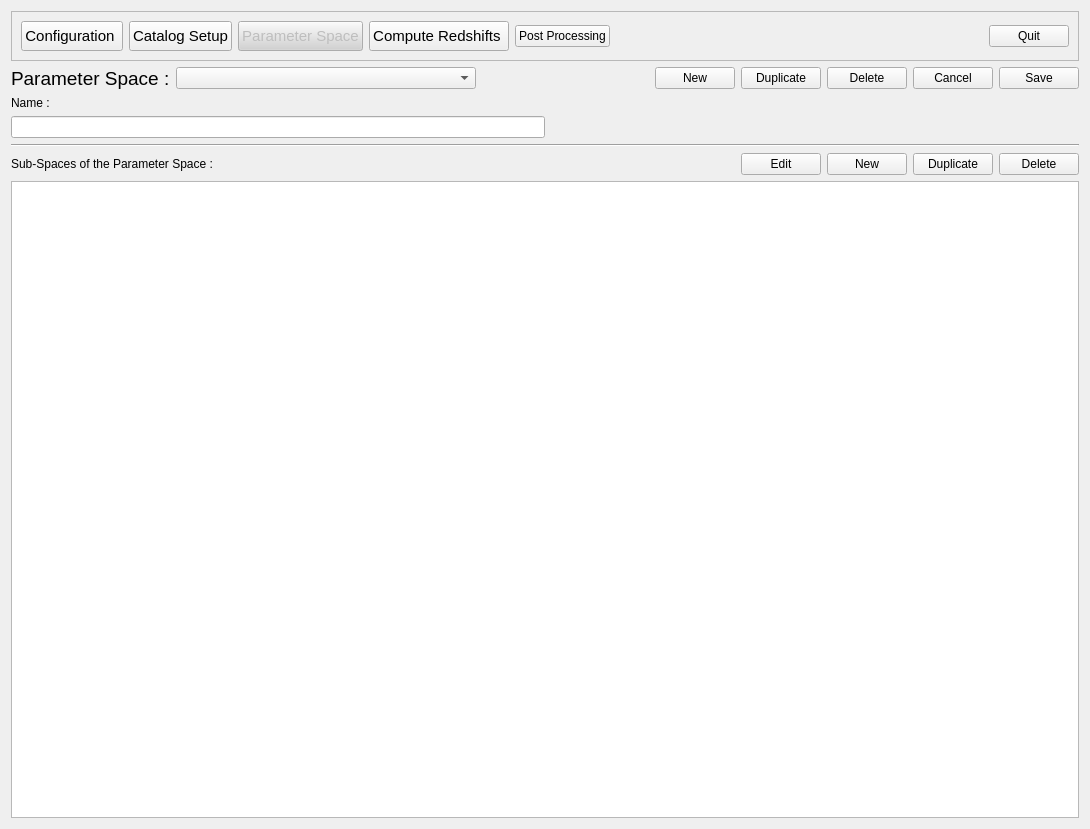
First picture: the form in PhzQtUI/auxdir/PhzQtUI/FormModelSet.ui, repository astrorama/Phosphoros, before the edit.
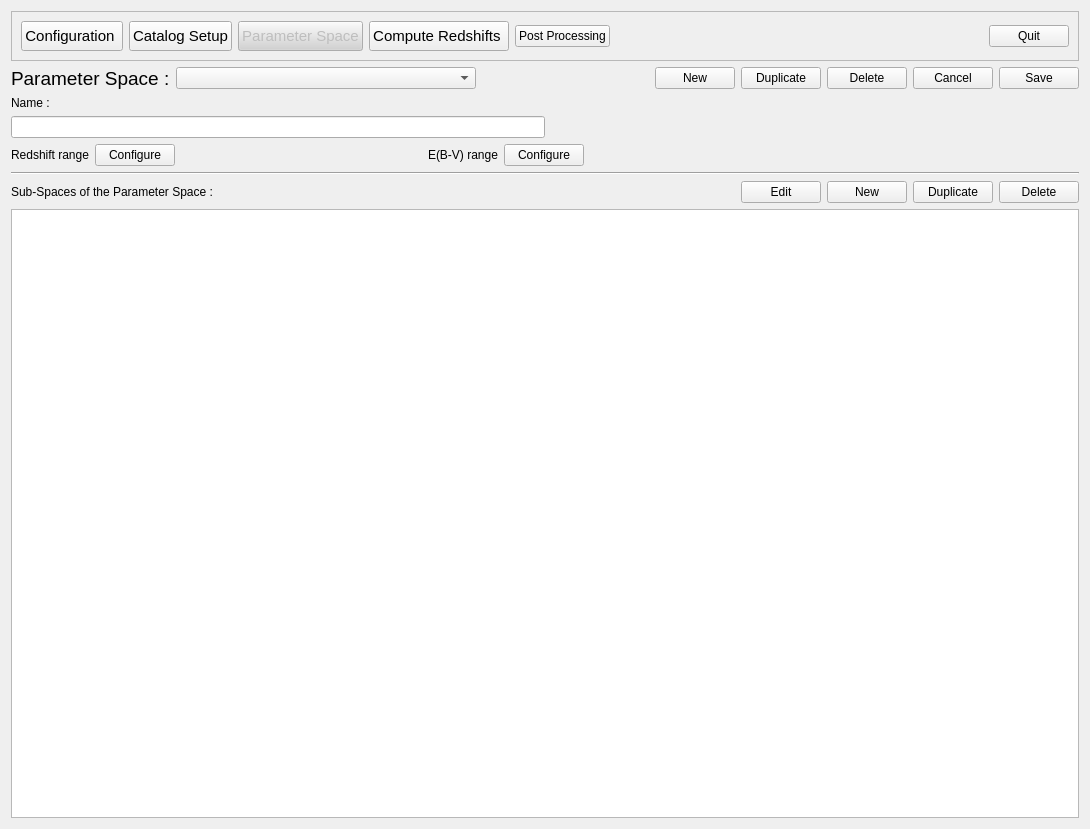
Second picture: the form after the edit. Custom widgets are drawn as their Qt base class.

The edit to the form file:
```diff
--- a/PhzQtUI/auxdir/PhzQtUI/FormModelSet.ui
+++ b/PhzQtUI/auxdir/PhzQtUI/FormModelSet.ui
@@ -254,6 +254,77 @@
      </item>
     </layout>
    </item>
+   <item>
+    <layout class="QHBoxLayout" name="horizontalLayout">
+     <item>
+      <widget class="QLabel" name="label_2">
+       <property name="text">
+        <string>Redshift range</string>
+       </property>
+      </widget>
+     </item>
+     <item>
+      <widget class="QPushButton" name="btn_conf_z">
+       <property name="text">
+        <string>Configure</string>
+       </property>
+      </widget>
+     </item>
+     <item>
+      <spacer name="horizontalSpacer_2">
+       <property name="orientation">
+        <enum>Qt::Horizontal</enum>
+       </property>
+       <property name="sizeHint" stdset="0">
+        <size>
+         <width>40</width>
+         <height>20</height>
+        </size>
+       </property>
+      </spacer>
+     </item>
+     <item>
+      <widget class="QLabel" name="label">
+       <property name="text">
+        <string>E(B-V) range</string>
+       </property>
+      </widget>
+     </item>
+     <item>
+      <widget class="QPushButton" name="btn_conf_ebv">
+       <property name="text">
+        <string>Configure</string>
+       </property>
+      </widget>
+     </item>
+     <item>
+      <spacer name="horizontalSpacer_3">
+       <property name="orientation">
+        <enum>Qt::Horizontal</enum>
+       </property>
+       <property name="sizeHint" stdset="0">
+        <size>
+         <width>40</width>
+         <height>20</height>
+        </size>
+       </property>
+      </spacer>
+     </item>
+     <item>
+      <spacer name="horizontalSpacer">
+       <property name="orientation">
+        <enum>Qt::Horizontal</enum>
+       </property>
+       <property name="sizeHint" stdset="0">
+        <size>
+         <width>40</width>
+         <height>20</height>
+        </size>
+       </property>
+      </spacer>
+     </item>
+    </layout>
+   </item>
    <item>
     <widget class="Line" name="line">
      <property name="orientation">
```
